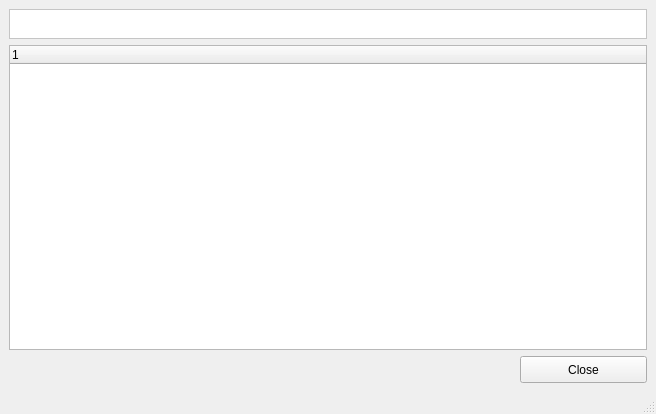
Before: the Qt Designer form ChartTest/htcdataselector.ui in mikeinsantarosa/ChartTest, drawn with Qt 5.
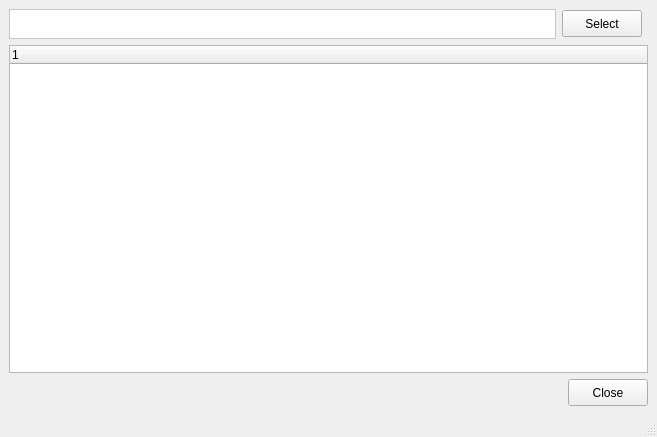
After: the same form once the commit is applied.

The edit to the form file:
```diff
--- a/ChartTest/htcdataselector.ui
+++ b/ChartTest/htcdataselector.ui
@@ -6,19 +6,19 @@
    <rect>
     <x>0</x>
     <y>0</y>
-    <width>656</width>
-    <height>414</height>
+    <width>657</width>
+    <height>437</height>
    </rect>
   </property>
   <property name="sizePolicy">
-   <sizepolicy hsizetype="Expanding" vsizetype="Expanding">
+   <sizepolicy hsizetype="MinimumExpanding" vsizetype="Expanding">
     <horstretch>0</horstretch>
     <verstretch>0</verstretch>
    </sizepolicy>
   </property>
   <property name="minimumSize">
    <size>
-    <width>490</width>
+    <width>657</width>
     <height>405</height>
    </size>
   </property>
@@ -33,11 +33,17 @@
   </property>
   <widget class="QWidget" name="centralwidget">
    <layout class="QGridLayout" name="gridLayout">
-    <item row="0" column="0" colspan="2">
+    <item row="0" column="0">
      <widget class="QLabel" name="labelSelectedDataSet">
+      <property name="sizePolicy">
+       <sizepolicy hsizetype="Expanding" vsizetype="Preferred">
+        <horstretch>0</horstretch>
+        <verstretch>0</verstretch>
+       </sizepolicy>
+      </property>
       <property name="minimumSize">
        <size>
-        <width>631</width>
+        <width>530</width>
         <height>30</height>
        </size>
       </property>
@@ -62,7 +68,32 @@
       </property>
      </widget>
     </item>
-    <item row="1" column="0" colspan="2">
+    <item row="0" column="1" colspan="2">
+     <widget class="QPushButton" name="btnSelectColumns">
+      <property name="sizePolicy">
+       <sizepolicy hsizetype="Fixed" vsizetype="Fixed">
+        <horstretch>0</horstretch>
+        <verstretch>0</verstretch>
+       </sizepolicy>
+      </property>
+      <property name="minimumSize">
+       <size>
+        <width>80</width>
+        <height>27</height>
+       </size>
+      </property>
+      <property name="maximumSize">
+       <size>
+        <width>80</width>
+        <height>27</height>
+       </size>
+      </property>
+      <property name="text">
+       <string>Select</string>
+      </property>
+     </widget>
+    </item>
+    <item row="1" column="0" colspan="3">
      <widget class="QTreeWidget" name="treeDatasets">
       <property name="sizePolicy">
        <sizepolicy hsizetype="Expanding" vsizetype="Ignored">
@@ -89,20 +120,20 @@
       </column>
      </widget>
     </item>
-    <item row="2" column="0">
+    <item row="2" column="0" colspan="2">
      <spacer name="horizontalSpacer">
       <property name="orientation">
        <enum>Qt::Horizontal</enum>
       </property>
       <property name="sizeHint" stdset="0">
        <size>
-        <width>502</width>
-        <height>20</height>
+        <width>550</width>
+        <height>17</height>
        </size>
       </property>
      </spacer>
     </item>
-    <item row="2" column="1">
+    <item row="2" column="2">
      <widget class="QPushButton" name="btnClose">
       <property name="sizePolicy">
        <sizepolicy hsizetype="Fixed" vsizetype="Fixed">
@@ -112,13 +143,13 @@
       </property>
       <property name="minimumSize">
        <size>
-        <width>127</width>
+        <width>80</width>
         <height>27</height>
        </size>
       </property>
       <property name="maximumSize">
        <size>
-        <width>127</width>
+        <width>80</width>
         <height>27</height>
        </size>
       </property>
```
Left out of the diff: 2 changed lines with no effect on the pictures.
